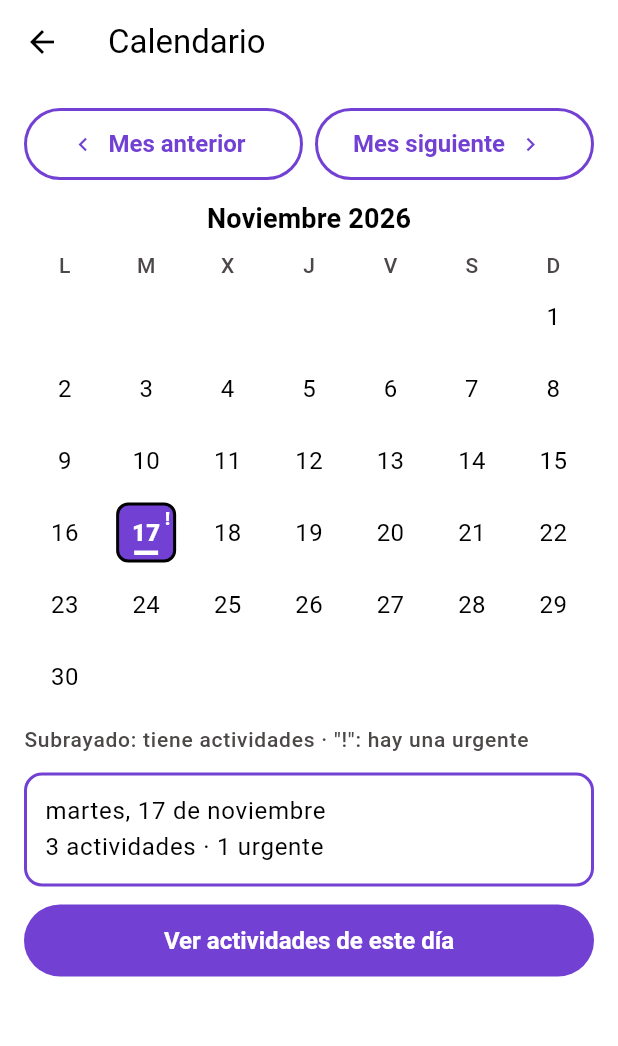
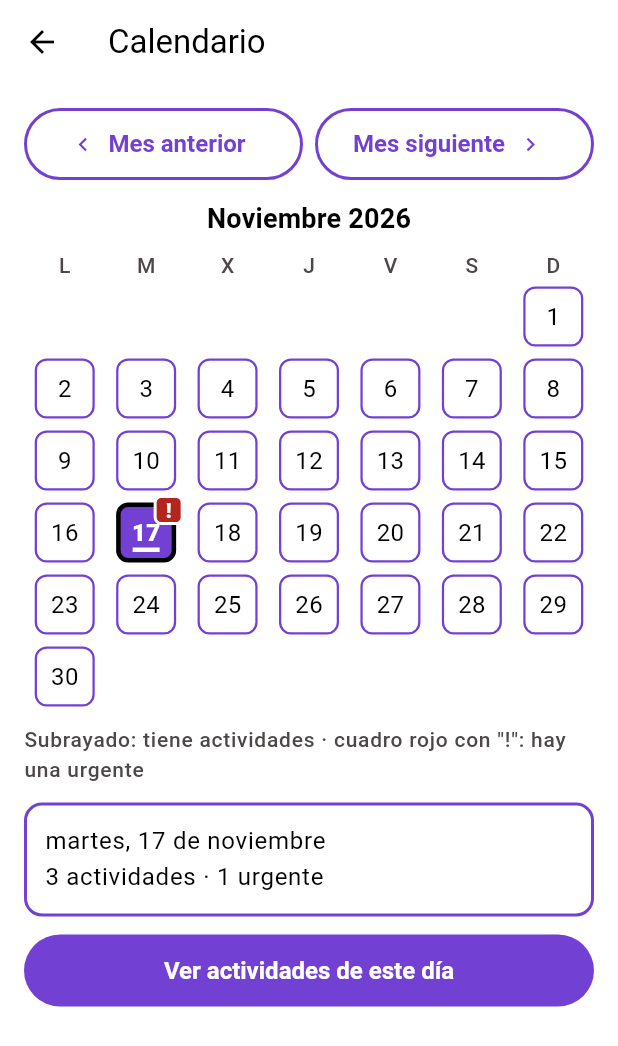
Before and after one commit to Atafud/Agendados, a Flutter app: the screen it shows after launch, after a tap on "Elegir fecha en el calendario", on a phone screen of 412 x 824 dp. Shown: the top 1046 px of the screen. Run offline on Flutter 3.47's test engine with Material 3 defaults, Android fonts, the phone set to English and light mode, and no system bars.

Commit message:
Calendario más accesible

```diff
--- a/lib/screens.dart
+++ b/lib/screens.dart
@@ -132,15 +132,20 @@ class _CalendarScreenState extends State<CalendarScreen> {
                 width: 40, height: 40, // 40 visibles dentro de 48 táctiles (8 px de separación visual)
                 decoration: BoxDecoration(
                   color: sel ? AppColors.primary : Colors.white,
-                  border: Border.all(color: sel ? AppColors.text : AppColors.primary.withValues(alpha: 0.0), width: 2),
+                  border: Border.all(color: sel ? AppColors.text : AppColors.primary, width: sel ? 3 : 1.5),
                   borderRadius: BorderRadius.circular(8),
                 ),
-                child: Stack(alignment: Alignment.center, children: [
+                child: Stack(alignment: Alignment.center, clipBehavior: Clip.none, children: [
                   Text('$d', style: TextStyle(fontSize: 16, fontWeight: acts.isEmpty ? FontWeight.w400 : FontWeight.w800,
                       color: sel ? Colors.white : AppColors.text)),
-                  if (acts.isNotEmpty) Positioned(bottom: 3, child: Container(width: 16, height: 3, color: sel ? Colors.white : AppColors.primary)),
-                  if (urgent) Positioned(top: 0, right: 2, child: Text('!', style: TextStyle(fontSize: 12, fontWeight: FontWeight.w900,
-                      color: sel ? Colors.white : AppColors.urgent))),
+                  if (acts.isNotEmpty) Positioned(bottom: 4, child: Container(width: 18, height: 3, color: sel ? Colors.white : AppColors.primary)),
+                  // Insignia de urgente: cuadrito rojo con "!" blanco grande, borde blanco para destacar sobre cualquier fondo.
+                  if (urgent) Positioned(top: -8, right: -8, child: Container(
+                    width: 20, height: 20, alignment: Alignment.center,
+                    decoration: BoxDecoration(color: AppColors.urgent, borderRadius: BorderRadius.circular(5),
+                        border: Border.all(color: Colors.white, width: 2)),
+                    child: const Text('!', style: TextStyle(fontSize: 14, height: 1, fontWeight: FontWeight.w900, color: Colors.white)),
+                  )),
                 ]),
               ),
             ),
@@ -174,7 +179,7 @@ class _CalendarScreenState extends State<CalendarScreen> {
           ExcludeSemantics(child: Row(children: [for (final w in wd) Expanded(child: Center(child: Text(w, style: Theme.of(context).textTheme.labelSmall)))])),
           ...rows,
           const SizedBox(height: 8),
-          Text('Subrayado: tiene actividades · "!": hay una urgente', style: Theme.of(context).textTheme.labelSmall),
+          Text('Subrayado: tiene actividades · cuadro rojo con "!": hay una urgente', style: Theme.of(context).textTheme.labelSmall),
           const SizedBox(height: 12),
           Semantics(
             liveRegion: true,
```
Also changed, not shown: 1 other file.
